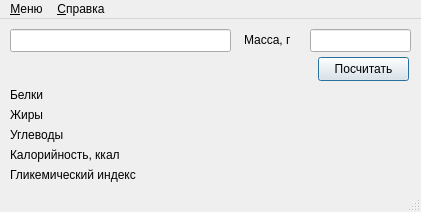
Above: source/mainwin.ui from arcan1s/food_gui before the change. Below: the same form after it.
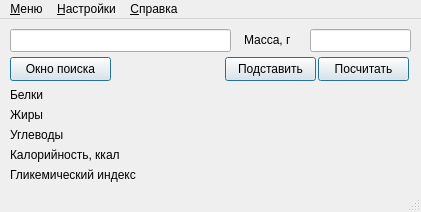
That is the form after the change.

What changed in the file:
```diff
--- a/source/mainwin.ui
+++ b/source/mainwin.ui
@@ -140,7 +140,7 @@
    <widget class="QLabel" name="prot_sec_lab">
     <property name="geometry">
      <rect>
-      <x>230</x>
+      <x>250</x>
       <y>65</y>
       <width>151</width>
       <height>21</height>
@@ -153,7 +153,7 @@
    <widget class="QLabel" name="lip_sec_lab">
     <property name="geometry">
      <rect>
-      <x>230</x>
+      <x>250</x>
       <y>85</y>
       <width>151</width>
       <height>21</height>
@@ -166,7 +166,7 @@
    <widget class="QLabel" name="carb_sec_lab">
     <property name="geometry">
      <rect>
-      <x>230</x>
+      <x>250</x>
       <y>105</y>
       <width>151</width>
       <height>21</height>
@@ -179,7 +179,7 @@
    <widget class="QLabel" name="ccal_sec_lab">
     <property name="geometry">
      <rect>
-      <x>230</x>
+      <x>250</x>
       <y>125</y>
       <width>151</width>
       <height>21</height>
@@ -192,7 +192,7 @@
    <widget class="QLabel" name="glyc_sec_lab">
     <property name="geometry">
      <rect>
-      <x>230</x>
+      <x>250</x>
       <y>145</y>
       <width>151</width>
       <height>21</height>
@@ -202,6 +202,38 @@
      <string>&lt;html&gt;&lt;head/&gt;&lt;body&gt;&lt;p align=&quot;right&quot;&gt;&lt;br/&gt;&lt;/p&gt;&lt;/body&gt;&lt;/html&gt;</string>
     </property>
    </widget>
+   <widget class="QPushButton" name="searchbut">
+    <property name="geometry">
+     <rect>
+      <x>10</x>
+      <y>38</y>
+      <width>101</width>
+      <height>24</height>
+     </rect>
+    </property>
+    <property name="text">
+     <string>Окно поиска</string>
+    </property>
+    <property name="default">
+     <bool>true</bool>
+    </property>
+   </widget>
+   <widget class="QPushButton" name="substitutebut">
+    <property name="geometry">
+     <rect>
+      <x>225</x>
+      <y>38</y>
+      <width>91</width>
+      <height>24</height>
+     </rect>
+    </property>
+    <property name="text">
+     <string>Подставить</string>
+    </property>
+    <property name="default">
+     <bool>true</bool>
+    </property>
+   </widget>
   </widget>
   <widget class="QMenuBar" name="menubar">
    <property name="geometry">
@@ -232,7 +264,17 @@
     </property>
     <addaction name="menu_about"/>
    </widget>
+   <widget class="QMenu" name="menu_3">
+    <property name="title">
+     <string>&amp;Настройки</string>
+    </property>
+    <addaction name="menu_dbsel"/>
+    <addaction name="menu_dbcp"/>
+    <addaction name="separator"/>
+    <addaction name="menu_lang"/>
+   </widget>
    <addaction name="menu"/>
+   <addaction name="menu_3"/>
    <addaction name="menu_2"/>
   </widget>
   <widget class="QStatusBar" name="statusbar"/>
```
Left out of the diff: 54 changed lines with no effect on the pictures.
